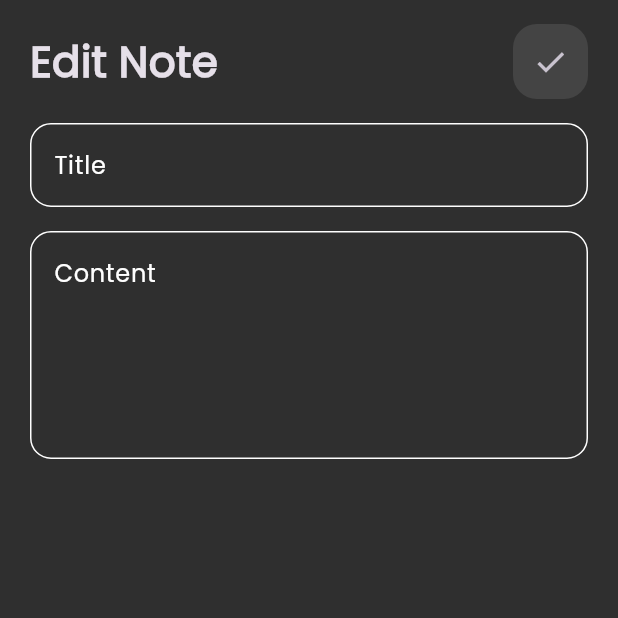
After one commit to omaryasser4576/Notes-App, a Flutter app: the screen it shows after launch, after a tap on "Flutter tips", on a phone screen of 412 x 824 dp, the top half of it. The commit adds this screen. Run offline on Flutter 3.47's test engine with Material 3 defaults, Android fonts, the phone set to English and light mode, and no system bars; our stand-ins replace font_awesome_flutter.

Commit message:
create edit note screen and finsh ui in it

```diff
--- /dev/null
+++ b/lib/screens/edit_note_screen.dart
@@ -0,0 +1,13 @@
+import 'package:flutter/material.dart';
+import 'package:notes_app/screens/widgets/edit_note_screen_body.dart';
+
+class EditNoteScreen extends StatelessWidget {
+  const EditNoteScreen({super.key});
+
+  @override
+  Widget build(BuildContext context) {
+    return const Scaffold(
+      body: EditNoteScreenBody(),
+    );
+  }
+}
--- a/lib/screens/widgets/custom_app_bar.dart
+++ b/lib/screens/widgets/custom_app_bar.dart
@@ -2,23 +2,23 @@ import 'package:flutter/material.dart';
 import 'package:notes_app/screens/widgets/custom_search_icon.dart';
 
 class CustomAppBar extends StatelessWidget {
-  const CustomAppBar({super.key});
+  const CustomAppBar({super.key, required this.title, required this.icon});
+
+  final String title;
+  final IconData icon;
 
   @override
   Widget build(BuildContext context) {
-    return const Padding(
-      padding:  EdgeInsets.symmetric(vertical:  16.0),
-      child:  Row(
+    return Padding(
+      padding: const EdgeInsets.symmetric(vertical: 16.0),
+      child: Row(
         mainAxisAlignment: MainAxisAlignment.spaceBetween,
         children: [
           Text(
-            "Notes",
-            style: TextStyle(
-              fontSize: 28,
-              fontWeight: FontWeight.bold,
-            ),
+            title,
+            style: const TextStyle(fontSize: 28, fontWeight: FontWeight.bold),
           ),
-          CustomSearchIcon(),
+          CustomSearchIcon(icon: icon),
         ],
       ),
     );
--- a/lib/screens/widgets/custom_search_icon.dart
+++ b/lib/screens/widgets/custom_search_icon.dart
@@ -1,7 +1,8 @@
 import 'package:flutter/material.dart';
 
 class CustomSearchIcon extends StatelessWidget {
-  const CustomSearchIcon({super.key});
+  const CustomSearchIcon({super.key, required this.icon});
+  final IconData icon;
 
   @override
   Widget build(BuildContext context) {
@@ -12,10 +13,7 @@ class CustomSearchIcon extends StatelessWidget {
         borderRadius: BorderRadius.circular(16),
         color: Colors.white.withValues(alpha: .1),
       ),
-      child: IconButton(
-        onPressed: (){},
-        icon: const Icon(Icons.search),
-      ),
+      child: IconButton(onPressed: () {}, icon: Icon(icon)),
     );
   }
 }
--- /dev/null
+++ b/lib/screens/widgets/edit_note_screen_body.dart
@@ -0,0 +1,26 @@
+import 'package:flutter/material.dart';
+import 'package:notes_app/screens/widgets/custom_app_bar.dart';
+import 'package:notes_app/screens/widgets/custom_text_field.dart';
+
+class EditNoteScreenBody extends StatelessWidget {
+  const EditNoteScreenBody({super.key});
+
+  @override
+  Widget build(BuildContext context) {
+    return const SafeArea(
+      child: Padding(
+        padding: EdgeInsets.symmetric(horizontal: 20.0),
+        child: SingleChildScrollView(
+          child: Column(
+            children: [
+              CustomAppBar(title: "Edit Note", icon: Icons.check,),
+              CustomTextField(label: 'Title'),
+              SizedBox(height: 16,),
+              CustomTextField(label: 'Content' , maxLines: 5,),
+            ],
+          ),
+        ),
+      ),
+    );
+  }
+}
--- a/lib/screens/widgets/note_item.dart
+++ b/lib/screens/widgets/note_item.dart
@@ -1,14 +1,22 @@
 import 'package:flutter/material.dart';
 import 'package:font_awesome_flutter/font_awesome_flutter.dart';
+import 'package:notes_app/screens/edit_note_screen.dart';
 
 class NoteItem extends StatelessWidget {
   const NoteItem({super.key});
 
   @override
   Widget build(BuildContext context) {
-    return Container(
+    return GestureDetector(
+      onTap: () {
+        Navigator.push(
+          context,
+          MaterialPageRoute(builder: (context) => const EditNoteScreen()),
+        );
+      },
+      child: Container(
         margin: const EdgeInsets.symmetric(vertical: 6),
-      padding: const EdgeInsets.only(top: 24,bottom: 24, left: 24),
+        padding: const EdgeInsets.only(top: 24, bottom: 24, left: 24),
         decoration: BoxDecoration(
           color: Colors.amber,
           borderRadius: BorderRadius.circular(16),
@@ -26,7 +34,7 @@ class NoteItem extends StatelessWidget {
                   fontWeight: FontWeight.bold,
                 ),
               ),
-            subtitle:  Padding(
+              subtitle: Padding(
                 padding: const EdgeInsets.only(top: 16.0),
                 child: Text(
                   'Build your carrer with Tharwat Samy',
@@ -37,8 +45,9 @@ class NoteItem extends StatelessWidget {
                 ),
               ),
               trailing: IconButton(
-              onPressed: (){},
-              icon: const Icon(FontAwesomeIcons.trash,
+                onPressed: () {},
+                icon: const Icon(
+                  FontAwesomeIcons.trash,
                   color: Colors.black,
                   size: 24,
                 ),
@@ -46,14 +55,13 @@ class NoteItem extends StatelessWidget {
             ),
             Padding(
               padding: const EdgeInsets.only(right: 24, top: 16),
-            child:  Text(
+              child: Text(
                 'JUl 23.2006',
-              style: TextStyle(
-                color: Colors.black.withValues(alpha: 0.5),
+                style: TextStyle(color: Colors.black.withValues(alpha: 0.5)),
               ),
             ),
-          )
           ],
+        ),
       ),
     );
   }
--- a/lib/screens/widgets/notes_screen_body.dart
+++ b/lib/screens/widgets/notes_screen_body.dart
@@ -13,7 +13,7 @@ class NotesScreenBody extends StatelessWidget {
         padding: EdgeInsets.symmetric(horizontal: 20.0),
         child: Column(
             children: [
-              CustomAppBar(),
+              CustomAppBar(title: "Notes", icon: Icons.search,),
               NotesListView(),
             ],
           ),
```
Lines whose indentation alone changed are shown as unchanged.
